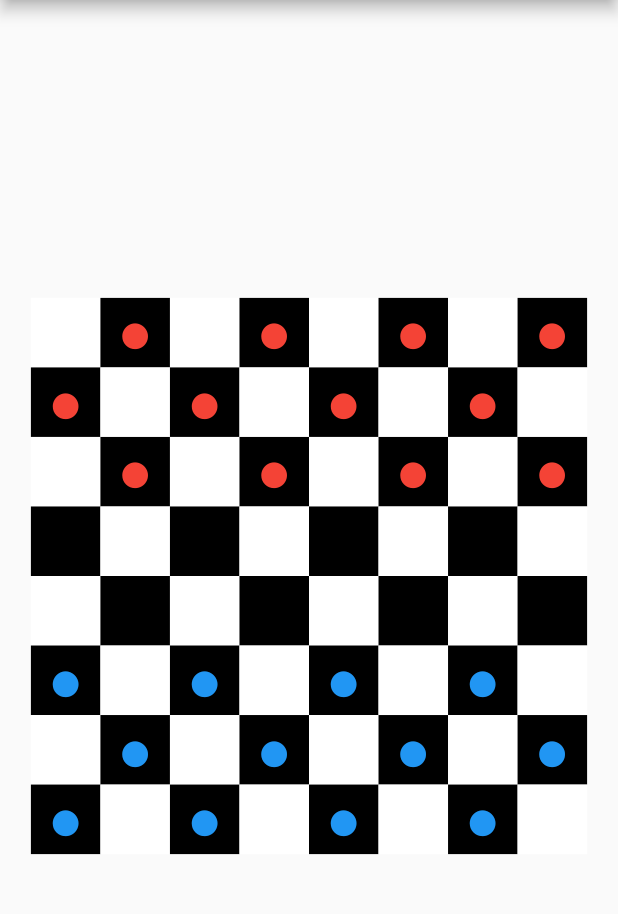
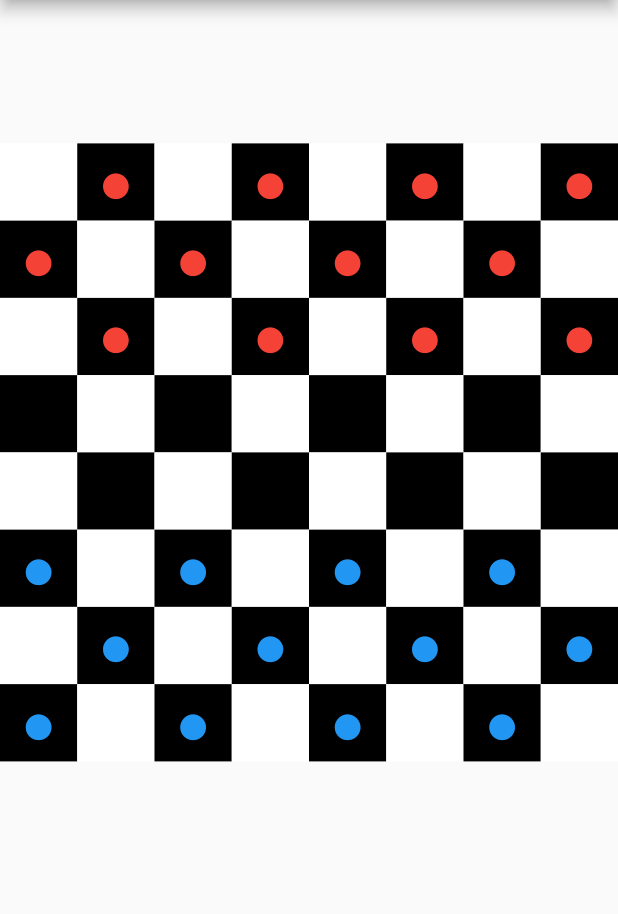
Before and after one commit to njtan142/Checkers-Flutter-, a Flutter app: the screen it shows after launch, on a phone screen of 412 x 824 dp, the part 84-998 px from its top. Run offline on Flutter 3.47's test engine with Material 2 defaults, Android fonts, the phone set to English and light mode, and no system bars.

Commit message:
Pieces are now moveable but there's no gameplay mechanics yet

```diff
--- a/lib/main.dart
+++ b/lib/main.dart
@@ -39,8 +39,8 @@ class _MyHomePageState extends State<MyHomePage> {
           mainAxisAlignment: MainAxisAlignment.center,
           children: <Widget>[
             Container(
-              width: MediaQuery.of(context).size.width * 0.90,
-              height: MediaQuery.of(context).size.width * 0.90,
+              width: MediaQuery.of(context).size.height * 0.70,
+              height: MediaQuery.of(context).size.height * 0.70,
               child: CheckerBoard(),
             )
           ],
@@ -63,11 +63,18 @@ var cell = [
 ];
 
 // a enum whether it is player 1 or player 2
-enum Player { player1, player2, empty }
+enum Player { player1, player2, empty, outOfBounds }
 
 enum Turn { player1, player2 }
 
-late Turn turn;
+enum GameState {
+  currentTurn,
+  nextTurn,
+}
+
+Turn turn = Turn.player1;
+
+GameState gameState = GameState.nextTurn;
 
 void putPiece(int row, int col, Player player) {
   if (player == Player.player1) {
@@ -75,6 +82,7 @@ void putPiece(int row, int col, Player player) {
   } else {
     cell[row][col] = 2;
   }
+  print(cell);
 }
 
 void initializeGame() {
@@ -92,8 +100,61 @@ void initializeGame() {
 }
 
 //make a gameboard with 8 rows and 8 columns and alternative colors
+var pieces = <CheckerPiece>[];
 
-class CheckerPiece extends StatelessWidget {
+// a widget array with 8 rows and 8 columns
+class CheckerBoard extends StatelessWidget {
+  CheckerBoard({Key? key}) : super(key: key);
+
+  void putPieces() {
+    for (int i = 0; i < 8; i++) {
+      for (int j = 0; j < 8; j++) {
+        if (i < 3) {
+          pieces.add(CheckerPiece(
+            hue: (i + j) % 2 == 1 ? Colors.black : Colors.white,
+            row: i,
+            column: j,
+            player: (i + j) % 2 == 1 ? Player.player1 : Player.outOfBounds,
+          ));
+        } else if (i > 4) {
+          pieces.add(CheckerPiece(
+            hue: (i + j) % 2 == 1 ? Colors.black : Colors.white,
+            row: i,
+            column: j,
+            player: (i + j) % 2 == 1 ? Player.player2 : Player.outOfBounds,
+          ));
+        } else {
+          pieces.add(CheckerPiece(
+            hue: (i + j) % 2 == 1 ? Colors.black : Colors.white,
+            row: i,
+            column: j,
+            player: (i + j) % 2 == 1 ? Player.empty : Player.outOfBounds,
+          ));
+        }
+      }
+    }
+  }
+
+  @override
+  Widget build(BuildContext context) {
+    putPieces();
+    return GridView.count(
+      crossAxisCount: 8,
+      scrollDirection: Axis.vertical,
+      shrinkWrap: true,
+      children: pieces,
+    );
+  }
+}
+
+class CheckerPiece extends StatefulWidget {
+  Color hue;
+
+  final int row;
+  final int column;
+
+  Player player;
+
   CheckerPiece(
       {Key? key,
       required this.hue,
@@ -102,20 +163,21 @@ class CheckerPiece extends StatelessWidget {
       required this.player})
       : super(key: key);
 
-  final Color hue;
+  @override
+  State<CheckerPiece> createState() => _CheckerpieceState();
+  void setPiece() {
+    _CheckerpieceState()._setPiece();
+  }
+}
 
-  final row;
-  final column;
-
-  Player player;
-
+class _CheckerpieceState extends State<CheckerPiece> {
   var size;
 
   Text _checkplayer() {
-    if (player == Player.player1 && hue == Colors.black) {
+    if (widget.player == Player.player1 && widget.hue == Colors.black) {
       return Text("⬤",
           style: TextStyle(color: Colors.red, fontSize: size * 0.0625));
-    } else if (player == Player.player2 && hue == Colors.black) {
+    } else if (widget.player == Player.player2 && widget.hue == Colors.black) {
       return Text("⬤",
           style: TextStyle(color: Colors.blue, fontSize: size * 0.0625));
     } else {
@@ -123,54 +185,68 @@ class CheckerPiece extends StatelessWidget {
     }
   }
 
+  Text piece = Text("");
+
+  void _setPiece() {
+    setState(() {
+      piece = _checkplayer();
+    });
+  }
+
   @override
   Widget build(BuildContext context) {
-    size = MediaQuery.of(context).size.width;
-    return Container(
-      color: hue,
-      child: Center(
-        child: _checkplayer(),
+    if (MediaQuery.of(context).size.height >
+        MediaQuery.of(context).size.width) {
+      size = MediaQuery.of(context).size.width;
+    } else {
+      size = MediaQuery.of(context).size.height;
+    }
+    _setPiece();
+    return GestureDetector(
+      onTap: () {
+        print(widget.player);
+        if (turn == Turn.player1) {
+          if (widget.player == Player.player1) {
+            putPiece(widget.row, widget.column, Player.player1);
+            if (gameState == GameState.nextTurn) {
+              gameState = GameState.currentTurn;
+              widget.player = Player.empty;
+              _setPiece();
+            }
+          } else {
+            print(gameState);
+            if (gameState == GameState.currentTurn) {
+              gameState = GameState.nextTurn;
+              widget.player = Player.player1;
+              _setPiece();
+              turn = Turn.player2;
+            }
+          }
+        } else {
+          if (widget.player == Player.player2) {
+            putPiece(widget.row, widget.column, Player.player2);
+            if (gameState == GameState.nextTurn) {
+              gameState = GameState.currentTurn;
+              widget.player = Player.empty;
+              _setPiece();
+            }
+          } else {
+            print(gameState);
+            if (gameState == GameState.currentTurn) {
+              gameState = GameState.nextTurn;
+              widget.player = Player.player2;
+              _setPiece();
+              turn = Turn.player1;
+            }
+          }
+        }
+      },
+      child: Container(
+        color: widget.hue,
+        child: Center(
+          child: piece,
+        ),
       ),
     );
   }
 }
-
-// a widget array with 8 rows and 8 columns
-class CheckerBoard extends StatelessWidget {
-  const CheckerBoard({Key? key}) : super(key: key);
-
-  @override
-  Widget build(BuildContext context) {
-    return GridView.count(
-      crossAxisCount: 8,
-      scrollDirection: Axis.vertical,
-      shrinkWrap: true,
-      children: <Widget>[
-        for (int i = 0; i < 8; i++)
-          for (int j = 0; j < 8; j++)
-            // row 1 to 3 are player 1, row 6 to 8 are player 2, the rest are empty
-            if (i < 3)
-              CheckerPiece(
-                hue: (i + j) % 2 == 1 ? Colors.black : Colors.white,
-                row: i,
-                column: j,
-                player: Player.player1,
-              )
-            else if (i > 4)
-              CheckerPiece(
-                hue: (i + j) % 2 == 1 ? Colors.black : Colors.white,
-                row: i,
-                column: j,
-                player: Player.player2,
-              )
-            else
-              CheckerPiece(
-                hue: (i + j) % 2 == 1 ? Colors.black : Colors.white,
-                row: i,
-                column: j,
-                player: Player.empty,
-              )
-      ],
-    );
-  }
-}
```
